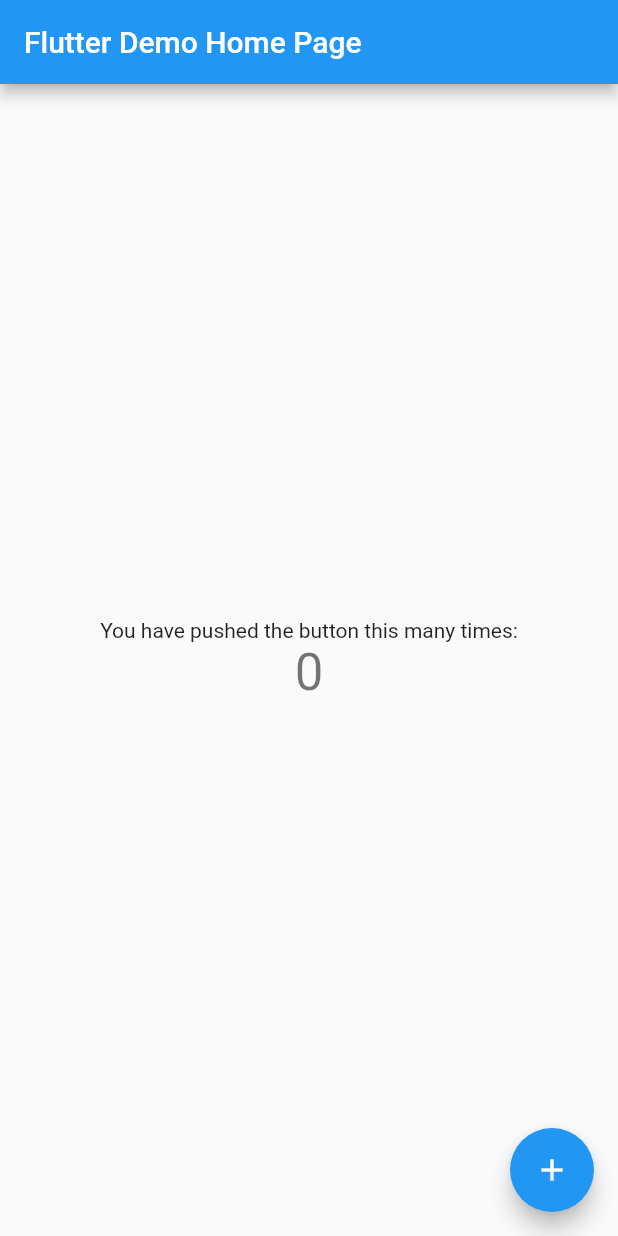
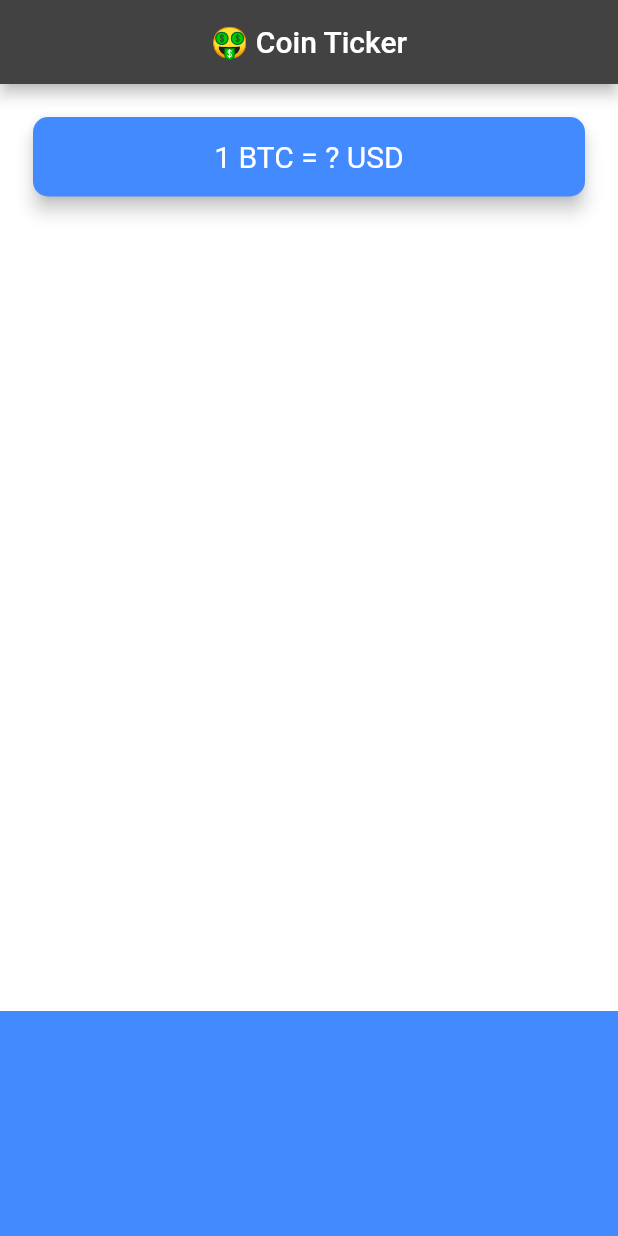
Before and after one commit to ChuguevRoman/bitcoin_ticker, a Flutter app: the screen it shows after launch, on a phone screen of 412 x 824 dp. Run offline on Flutter 3.47's test engine with Material 2 defaults, Android fonts, the phone set to English and light mode, and no system bars.

Commit message:
Created a price_screen that will display all the information.

```diff
--- a/lib/main.dart
+++ b/lib/main.dart
@@ -1,115 +1,22 @@
 import 'package:flutter/material.dart';
+
+import './screens/price_screen.dart';
 
 void main() {
   runApp(const MyApp());
 }
 
 class MyApp extends StatelessWidget {
-  const MyApp({super.key});
+  const MyApp({Key? key}) : super(key: key);
 
-  // This widget is the root of your application.
   @override
   Widget build(BuildContext context) {
     return MaterialApp(
-      title: 'Flutter Demo',
-      theme: ThemeData(
-        // This is the theme of your application.
-        //
-        // Try running your application with "flutter run". You'll see the
-        // application has a blue toolbar. Then, without quitting the app, try
-        // changing the primarySwatch below to Colors.green and then invoke
-        // "hot reload" (press "r" in the console where you ran "flutter run",
-        // or simply save your changes to "hot reload" in a Flutter IDE).
-        // Notice that the counter didn't reset back to zero; the application
-        // is not restarted.
-        primarySwatch: Colors.blue,
+      theme: ThemeData.dark().copyWith(
+        primaryColor: Colors.blueAccent,
+        scaffoldBackgroundColor: Colors.white,
       ),
-      home: const MyHomePage(title: 'Flutter Demo Home Page'),
+      home: const PriceScreen(),
     );
   }
 }
-
-class MyHomePage extends StatefulWidget {
-  const MyHomePage({super.key, required this.title});
-
-  // This widget is the home page of your application. It is stateful, meaning
-  // that it has a State object (defined below) that contains fields that affect
-  // how it looks.
-
-  // This class is the configuration for the state. It holds the values (in this
-  // case the title) provided by the parent (in this case the App widget) and
-  // used by the build method of the State. Fields in a Widget subclass are
-  // always marked "final".
-
-  final String title;
-
-  @override
-  State<MyHomePage> createState() => _MyHomePageState();
-}
-
-class _MyHomePageState extends State<MyHomePage> {
-  int _counter = 0;
-
-  void _incrementCounter() {
-    setState(() {
-      // This call to setState tells the Flutter framework that something has
-      // changed in this State, which causes it to rerun the build method below
-      // so that the display can reflect the updated values. If we changed
-      // _counter without calling setState(), then the build method would not be
-      // called again, and so nothing would appear to happen.
-      _counter++;
-    });
-  }
-
-  @override
-  Widget build(BuildContext context) {
-    // This method is rerun every time setState is called, for instance as done
-    // by the _incrementCounter method above.
-    //
-    // The Flutter framework has been optimized to make rerunning build methods
-    // fast, so that you can just rebuild anything that needs updating rather
-    // than having to individually change instances of widgets.
-    return Scaffold(
-      appBar: AppBar(
-        // Here we take the value from the MyHomePage object that was created by
-        // the App.build method, and use it to set our appbar title.
-        title: Text(widget.title),
-      ),
-      body: Center(
-        // Center is a layout widget. It takes a single child and positions it
-        // in the middle of the parent.
-        child: Column(
-          // Column is also a layout widget. It takes a list of children and
-          // arranges them vertically. By default, it sizes itself to fit its
-          // children horizontally, and tries to be as tall as its parent.
-          //
-          // Invoke "debug painting" (press "p" in the console, choose the
-          // "Toggle Debug Paint" action from the Flutter Inspector in Android
-          // Studio, or the "Toggle Debug Paint" command in Visual Studio Code)
-          // to see the wireframe for each widget.
-          //
-          // Column has various properties to control how it sizes itself and
-          // how it positions its children. Here we use mainAxisAlignment to
-          // center the children vertically; the main axis here is the vertical
-          // axis because Columns are vertical (the cross axis would be
-          // horizontal).
-          mainAxisAlignment: MainAxisAlignment.center,
-          children: <Widget>[
-            const Text(
-              'You have pushed the button this many times:',
-            ),
-            Text(
-              '$_counter',
-              style: Theme.of(context).textTheme.headlineMedium,
-            ),
-          ],
-        ),
-      ),
-      floatingActionButton: FloatingActionButton(
-        onPressed: _incrementCounter,
-        tooltip: 'Increment',
-        child: const Icon(Icons.add),
-      ), // This trailing comma makes auto-formatting nicer for build methods.
-    );
-  }
-}
--- /dev/null
+++ b/lib/screens/price_screen.dart
@@ -0,0 +1,50 @@
+import 'package:flutter/material.dart';
+
+class PriceScreen extends StatefulWidget {
+  const PriceScreen({Key? key}) : super(key: key);
+
+  @override
+  State<PriceScreen> createState() => _PriceScreenState();
+}
+
+class _PriceScreenState extends State<PriceScreen> {
+  @override
+  Widget build(BuildContext context) {
+    return Scaffold(
+      appBar: AppBar(
+        title: const Text('🤑 Coin Ticker'),
+        centerTitle: true,
+      ),
+      body: Column(
+        mainAxisAlignment: MainAxisAlignment.spaceBetween,
+        crossAxisAlignment: CrossAxisAlignment.stretch,
+        children: [
+          Padding(padding: const EdgeInsets.all(18.0),
+          child: Card(
+color: Theme.of(context).primaryColor,
+            elevation: 5.0,
+            shape: RoundedRectangleBorder(
+              borderRadius: BorderRadius.circular(10.0),
+            ),
+            child: const Padding(
+              padding: EdgeInsets.symmetric(vertical: 15.0, horizontal: 28.0),
+              child: Text(
+                '1 BTC = ? USD',
+                textAlign: TextAlign.center,
+                style: TextStyle(
+                  fontSize: 20,
+                ),
+              ),
+            ),
+          ),),
+          Container(
+            height: 150.0,
+alignment: Alignment.center,
+            color: Theme.of(context).primaryColor,
+            child: null,
+          ),
+        ],
+      ),
+    );
+  }
+}
```
